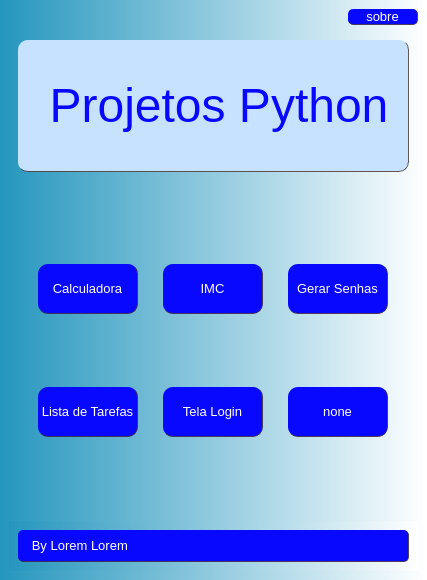
Qt form tela_main.ui (eliezersilva-dev/Projeto_Python_PyQt5_QtDesigner) before a commit.
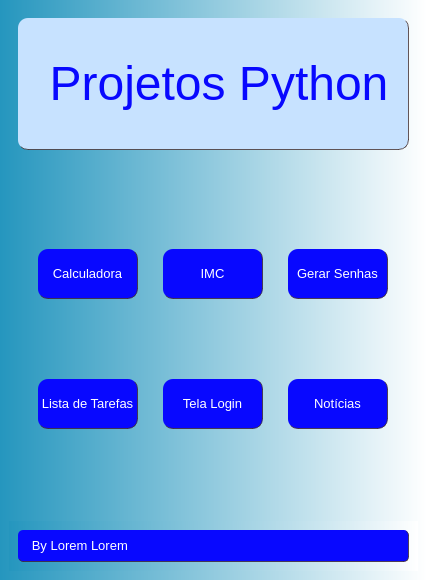
The same form after that commit.

Commit message: finalizandoProjeto\o/

The edit to the form file:
```diff
--- a/tela_main.ui
+++ b/tela_main.ui
@@ -41,173 +41,7 @@
     <string notr="true"/>
    </property>
    <layout class="QGridLayout" name="gridLayout_3">
-    <item row="3" column="0" colspan="2">
-     <widget class="QWidget" name="widget" native="true">
-      <property name="enabled">
-       <bool>true</bool>
-      </property>
-      <property name="sizePolicy">
-       <sizepolicy hsizetype="Minimum" vsizetype="Minimum">
-        <horstretch>0</horstretch>
-        <verstretch>0</verstretch>
-       </sizepolicy>
-      </property>
-      <property name="maximumSize">
-       <size>
-        <width>1600</width>
-        <height>50</height>
-       </size>
-      </property>
-      <layout class="QHBoxLayout" name="horizontalLayout_3">
-       <item>
-        <widget class="QLabel" name="label_2">
-         <property name="sizePolicy">
-          <sizepolicy hsizetype="Minimum" vsizetype="Expanding">
-           <horstretch>0</horstretch>
-           <verstretch>0</verstretch>
-          </sizepolicy>
-         </property>
-         <property name="minimumSize">
-          <size>
-           <width>50</width>
-           <height>0</height>
-          </size>
-         </property>
-         <property name="maximumSize">
-          <size>
-           <width>1700</width>
-           <height>50</height>
-          </size>
-         </property>
-         <property name="font">
-          <font>
-           <pointsize>10</pointsize>
-          </font>
-         </property>
-         <property name="styleSheet">
-          <string notr="true">border-right: 1px solid;
-	border-right-color: rgba(65, 43, 42, 200);
-border-bottom: 1px solid;
-	border-bottom-color: rgba(65, 43, 42, 200);
-background-color: rgb(8, 8, 255);
-color: rgb(255, 255, 255);
-border-radius: 5px;</string>
-         </property>
-         <property name="text">
-          <string>   By Lorem Lorem </string>
-         </property>
-        </widget>
-       </item>
-      </layout>
-     </widget>
-    </item>
     <item row="1" column="0" colspan="2">
-     <widget class="QWidget" name="widget_2" native="true">
-      <property name="sizePolicy">
-       <sizepolicy hsizetype="MinimumExpanding" vsizetype="MinimumExpanding">
-        <horstretch>0</horstretch>
-        <verstretch>0</verstretch>
-       </sizepolicy>
-      </property>
-      <property name="maximumSize">
-       <size>
-        <width>1600</width>
-        <height>150</height>
-       </size>
-      </property>
-      <property name="font">
-       <font>
-        <family>Trebuchet MS</family>
-       </font>
-      </property>
-      <property name="styleSheet">
-       <string notr="true">
-background-color: transparent;</string>
-      </property>
-      <layout class="QGridLayout" name="gridLayout_2">
-       <item row="0" column="0">
-        <widget class="QLabel" name="label">
-         <property name="enabled">
-          <bool>true</bool>
-         </property>
-         <property name="sizePolicy">
-          <sizepolicy hsizetype="Expanding" vsizetype="Minimum">
-           <horstretch>0</horstretch>
-           <verstretch>0</verstretch>
-          </sizepolicy>
-         </property>
-         <property name="font">
-          <font>
-           <family>MS UI Gothic</family>
-           <pointsize>36</pointsize>
-           <weight>50</weight>
-           <italic>false</italic>
-           <bold>false</bold>
-          </font>
-         </property>
-         <property name="styleSheet">
-          <string notr="true">font: 36pt &quot;MS UI Gothic&quot;;
-color: rgb(8, 8, 255);
-background-color:#c7e2ff;
-border-right: 1px solid;
-	border-right-color: rgba(65, 43, 42, 200);
-border-bottom: 1px solid;
-	border-bottom-color: rgba(65, 43, 42, 200);
-border-radius: 10px;
-
-</string>
-         </property>
-         <property name="text">
-          <string>&lt;html&gt;&lt;head/&gt;&lt;body&gt;&lt;p align=&quot;center&quot;&gt;Projetos Python&lt;/p&gt;&lt;/body&gt;&lt;/html&gt;</string>
-         </property>
-        </widget>
-       </item>
-      </layout>
-     </widget>
-    </item>
-    <item row="0" column="1">
-     <widget class="QPushButton" name="btn_sobre">
-      <property name="maximumSize">
-       <size>
-        <width>70</width>
-        <height>30</height>
-       </size>
-      </property>
-      <property name="font">
-       <font>
-        <pointsize>10</pointsize>
-       </font>
-      </property>
-      <property name="styleSheet">
-       <string notr="true">QPushButton{
-border-right: 1px solid;
-	border-right-color: rgba(65, 43, 42, 200);
-border-bottom: 1px solid;
-	border-bottom-color: rgba(65, 43, 42, 200);
-background-color: rgb(8, 8, 255);
-color: rgb(255, 255, 255);
-border-radius: 5px;
-}
-
-QPushButton:pressed{
-border-left: 1px solid black;
-	border-left-color: rgba(65, 43, 42, 200);
-border-top: 1px solid black;
-	border-top-color: rgba(65, 43, 42, 200);
-border-right: transparent;
-border-bottom: transparent;
-background-color: rgb(8, 8, 255);
-color: rgb(255, 255, 255);
-border-radius: 5px;
-}
-</string>
-      </property>
-      <property name="text">
-       <string>sobre</string>
-      </property>
-     </widget>
-    </item>
-    <item row="2" column="0" colspan="2">
      <widget class="QFrame" name="frame_2">
       <property name="sizePolicy">
        <sizepolicy hsizetype="MinimumExpanding" vsizetype="MinimumExpanding">
@@ -428,7 +262,7 @@
         </widget>
        </item>
        <item row="1" column="2">
-        <widget class="QPushButton" name="pushButton_15">
+        <widget class="QPushButton" name="btn_noticias">
          <property name="minimumSize">
           <size>
            <width>0</width>
@@ -472,7 +306,7 @@
 </string>
          </property>
          <property name="text">
-          <string>none</string>
+          <string>Notícias</string>
          </property>
         </widget>
        </item>
@@ -531,6 +365,130 @@
       </layout>
      </widget>
     </item>
+    <item row="0" column="0" colspan="2">
+     <widget class="QWidget" name="widget_2" native="true">
+      <property name="sizePolicy">
+       <sizepolicy hsizetype="MinimumExpanding" vsizetype="MinimumExpanding">
+        <horstretch>0</horstretch>
+        <verstretch>0</verstretch>
+       </sizepolicy>
+      </property>
+      <property name="maximumSize">
+       <size>
+        <width>1600</width>
+        <height>150</height>
+       </size>
+      </property>
+      <property name="font">
+       <font>
+        <family>Trebuchet MS</family>
+       </font>
+      </property>
+      <property name="styleSheet">
+       <string notr="true">
+background-color: transparent;</string>
+      </property>
+      <layout class="QGridLayout" name="gridLayout_2">
+       <item row="0" column="0">
+        <widget class="QLabel" name="label">
+         <property name="enabled">
+          <bool>true</bool>
+         </property>
+         <property name="sizePolicy">
+          <sizepolicy hsizetype="Expanding" vsizetype="Minimum">
+           <horstretch>0</horstretch>
+           <verstretch>0</verstretch>
+          </sizepolicy>
+         </property>
+         <property name="font">
+          <font>
+           <family>MS UI Gothic</family>
+           <pointsize>36</pointsize>
+           <weight>50</weight>
+           <italic>false</italic>
+           <bold>false</bold>
+          </font>
+         </property>
+         <property name="styleSheet">
+          <string notr="true">font: 36pt &quot;MS UI Gothic&quot;;
+color: rgb(8, 8, 255);
+background-color:#c7e2ff;
+border-right: 1px solid;
+	border-right-color: rgba(65, 43, 42, 200);
+border-bottom: 1px solid;
+	border-bottom-color: rgba(65, 43, 42, 200);
+border-radius: 10px;
+
+</string>
+         </property>
+         <property name="text">
+          <string>&lt;html&gt;&lt;head/&gt;&lt;body&gt;&lt;p align=&quot;center&quot;&gt;Projetos Python&lt;/p&gt;&lt;/body&gt;&lt;/html&gt;</string>
+         </property>
+        </widget>
+       </item>
+      </layout>
+     </widget>
+    </item>
+    <item row="2" column="0" colspan="2">
+     <widget class="QWidget" name="widget" native="true">
+      <property name="enabled">
+       <bool>true</bool>
+      </property>
+      <property name="sizePolicy">
+       <sizepolicy hsizetype="Minimum" vsizetype="Minimum">
+        <horstretch>0</horstretch>
+        <verstretch>0</verstretch>
+       </sizepolicy>
+      </property>
+      <property name="maximumSize">
+       <size>
+        <width>1600</width>
+        <height>50</height>
+       </size>
+      </property>
+      <layout class="QHBoxLayout" name="horizontalLayout_3">
+       <item>
+        <widget class="QLabel" name="label_2">
+         <property name="sizePolicy">
+          <sizepolicy hsizetype="Minimum" vsizetype="Expanding">
+           <horstretch>0</horstretch>
+           <verstretch>0</verstretch>
+          </sizepolicy>
+         </property>
+         <property name="minimumSize">
+          <size>
+           <width>50</width>
+           <height>0</height>
+          </size>
+         </property>
+         <property name="maximumSize">
+          <size>
+           <width>1700</width>
+           <height>50</height>
+          </size>
+         </property>
+         <property name="font">
+          <font>
+           <pointsize>10</pointsize>
+          </font>
+         </property>
+         <property name="styleSheet">
+          <string notr="true">border-right: 1px solid;
+	border-right-color: rgba(65, 43, 42, 200);
+border-bottom: 1px solid;
+	border-bottom-color: rgba(65, 43, 42, 200);
+background-color: rgb(8, 8, 255);
+color: rgb(255, 255, 255);
+border-radius: 5px;</string>
+         </property>
+         <property name="text">
+          <string>   By Lorem Lorem </string>
+         </property>
+        </widget>
+       </item>
+      </layout>
+     </widget>
+    </item>
    </layout>
   </widget>
  </widget>
```
The commit also changes 8 other files.
